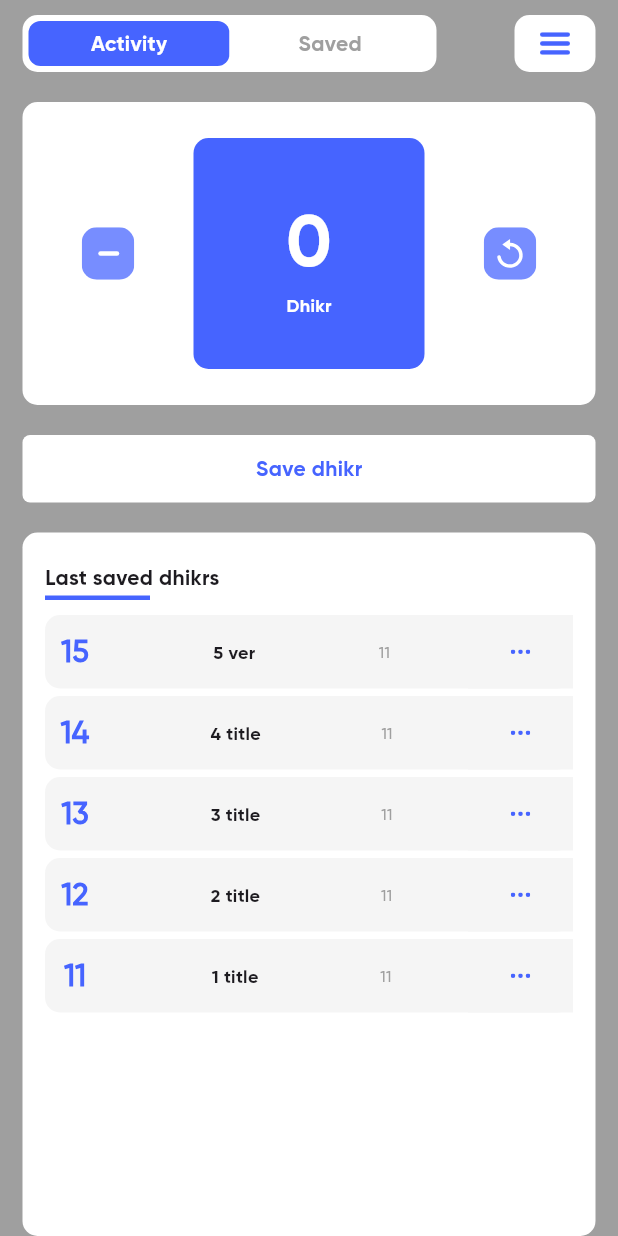
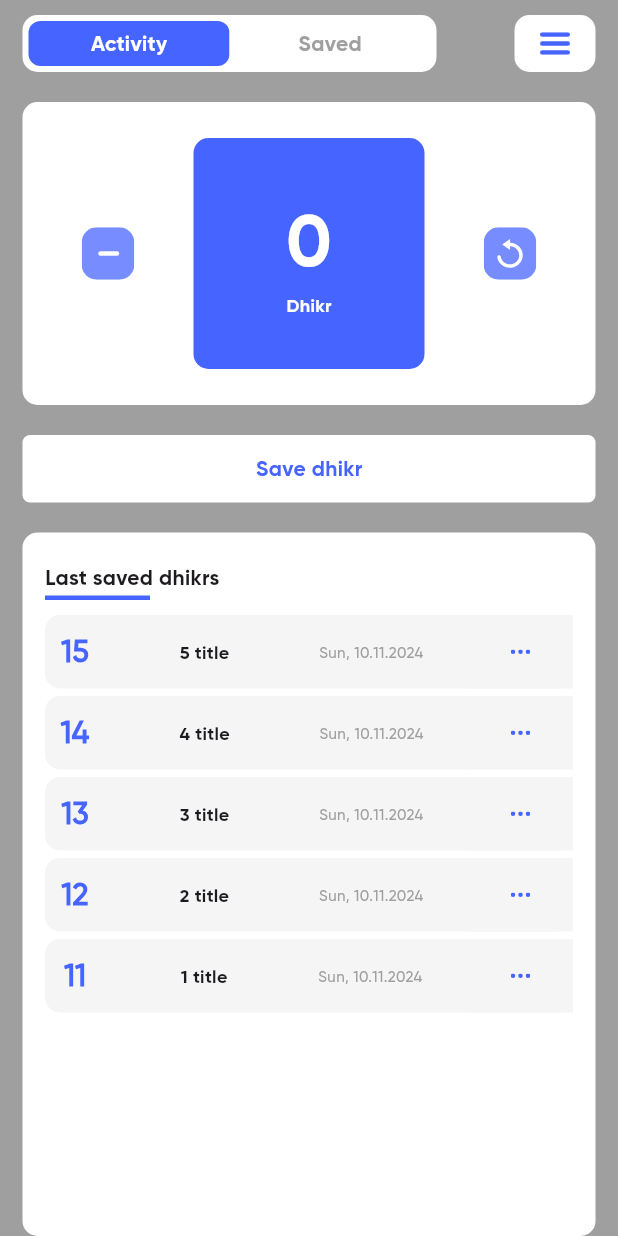
Before and after one commit to siblapin/lessons_new, a Flutter app: the screen it shows after launch, on a phone screen of 412 x 824 dp. Run offline on Flutter 3.47's test engine with Material 3 defaults, Android fonts, the phone set to English and light mode, and no system bars; our stand-ins replace flutter_svg, go_router, shared_preferences.

Commit message:
ver 0.0010

```diff
--- a/lib/screens/home/database_section.dart
+++ b/lib/screens/home/database_section.dart
@@ -2,6 +2,7 @@ import 'package:alpha16/constants/constants.dart';
 import 'package:alpha16/models/dhikr.dart';
 import 'package:flutter/material.dart';
 import 'package:flutter_svg/flutter_svg.dart';
+import 'package:intl/intl.dart';
 
 //Cписок  dhikrs
 //Виджет списка dhikrs
@@ -37,7 +38,8 @@ class DatabaseSection extends StatelessWidget {
                     index = fakeDataBase.length - 1 - index;
                     return WidgetApp(
                         number: fakeDataBase[index].counter,
-                        date: fakeDataBase[index].data.month.toString(),
+                        date: DateFormat('EEE, d.M.y')
+                            .format(fakeDataBase[index].data),
                         title: fakeDataBase[index].title);
                   }),
             ),
@@ -119,5 +121,5 @@ List<Dhikr> fakeDataBase = [
   Dhikr(counter: 12, title: '2 title', data: DateTime.now()),
   Dhikr(counter: 13, title: '3 title', data: DateTime.now()),
   Dhikr(counter: 14, title: '4 title', data: DateTime.now()),
-  Dhikr(counter: 15, title: '5 ver', data: DateTime.now()),
+  Dhikr(counter: 15, title: '5 title', data: DateTime.now()),
 ];
--- a/pubspec.yaml
+++ b/pubspec.yaml
@@ -34,6 +34,7 @@ dependencies:
   flutter_svg: ^2.0.10+1
   go_router: ^14.4.1
   shared_preferences: ^2.3.3
+  intl: ^0.19.0
 
 dev_dependencies:
   flutter_test:
```
Also changed, not shown: pubspec.lock.
